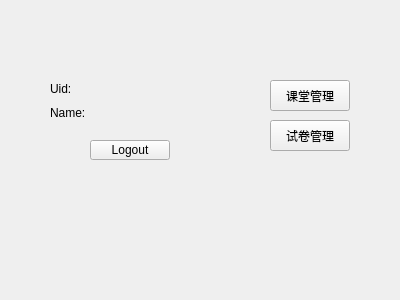
Old version of the form Classroom_Assistant/teacher.ui in the repository naifuliang/Classroom_Assistant.
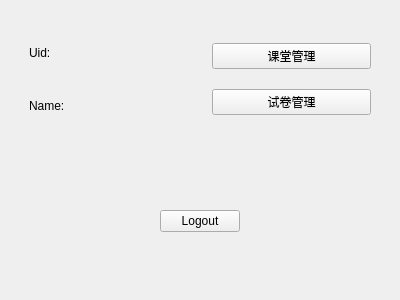
New version of the form.

```diff
--- a/Classroom_Assistant/teacher.ui
+++ b/Classroom_Assistant/teacher.ui
@@ -13,44 +13,35 @@
   <property name="windowTitle">
    <string>Form</string>
   </property>
-  <widget class="QWidget" name="verticalLayoutWidget">
-   <property name="geometry">
-    <rect>
-     <x>50</x>
-     <y>80</y>
-     <width>160</width>
-     <height>41</height>
-    </rect>
-   </property>
-   <layout class="QVBoxLayout" name="verticalLayout">
+  <layout class="QVBoxLayout" name="verticalLayout_2">
     <item>
-     <layout class="QHBoxLayout" name="horizontalLayout_2">
+    <widget class="QWidget" name="widget_4" native="true">
+     <layout class="QHBoxLayout" name="horizontalLayout">
       <item>
+       <widget class="QWidget" name="widget" native="true">
+        <layout class="QGridLayout" name="gridLayout">
+         <item row="0" column="0">
        <widget class="QLabel" name="label_2">
         <property name="text">
          <string>Uid:</string>
         </property>
        </widget>
       </item>
-      <item>
+         <item row="0" column="1">
        <widget class="QLabel" name="UidLabel">
         <property name="text">
          <string/>
         </property>
        </widget>
       </item>
-     </layout>
-    </item>
-    <item>
-     <layout class="QHBoxLayout" name="horizontalLayout">
-      <item>
+         <item row="1" column="0">
        <widget class="QLabel" name="label">
         <property name="text">
          <string>Name:</string>
         </property>
        </widget>
       </item>
-      <item>
+         <item row="1" column="1">
        <widget class="QLabel" name="NameLabel">
         <property name="text">
          <string/>
@@ -58,48 +49,71 @@
        </widget>
       </item>
      </layout>
-    </item>
-   </layout>
-  </widget>
-  <widget class="QPushButton" name="LogoutButton">
-   <property name="geometry">
-    <rect>
-     <x>90</x>
-     <y>140</y>
-     <width>80</width>
-     <height>20</height>
-    </rect>
-   </property>
-   <property name="text">
-    <string>Logout</string>
-   </property>
-  </widget>
+       </widget>
+      </item>
+      <item>
+       <widget class="QWidget" name="widget_2" native="true">
+        <layout class="QVBoxLayout" name="verticalLayout">
+         <item>
   <widget class="QPushButton" name="pushButton">
-   <property name="geometry">
-    <rect>
-     <x>270</x>
-     <y>80</y>
-     <width>80</width>
-     <height>31</height>
-    </rect>
-   </property>
    <property name="text">
     <string>课堂管理</string>
    </property>
   </widget>
+         </item>
+         <item>
   <widget class="QPushButton" name="pushButton_2">
-   <property name="geometry">
-    <rect>
-     <x>270</x>
-     <y>120</y>
-     <width>80</width>
-     <height>31</height>
-    </rect>
-   </property>
    <property name="text">
     <string>试卷管理</string>
    </property>
   </widget>
+         </item>
+        </layout>
+       </widget>
+      </item>
+     </layout>
+    </widget>
+   </item>
+   <item>
+    <widget class="QWidget" name="widget_3" native="true">
+     <layout class="QHBoxLayout" name="horizontalLayout_2">
+      <item>
+       <spacer name="horizontalSpacer">
+        <property name="orientation">
+         <enum>Qt::Horizontal</enum>
+        </property>
+        <property name="sizeHint" stdset="0">
+         <size>
+          <width>40</width>
+          <height>20</height>
+         </size>
+        </property>
+       </spacer>
+      </item>
+      <item>
+       <widget class="QPushButton" name="LogoutButton">
+        <property name="text">
+         <string>Logout</string>
+        </property>
+       </widget>
+      </item>
+      <item>
+       <spacer name="horizontalSpacer_2">
+        <property name="orientation">
+         <enum>Qt::Horizontal</enum>
+        </property>
+        <property name="sizeHint" stdset="0">
+         <size>
+          <width>40</width>
+          <height>20</height>
+         </size>
+        </property>
+       </spacer>
+      </item>
+     </layout>
+    </widget>
+   </item>
+  </layout>
  </widget>
  <resources/>
  <connections/>
```
Lines whose indentation alone changed are shown as unchanged.
